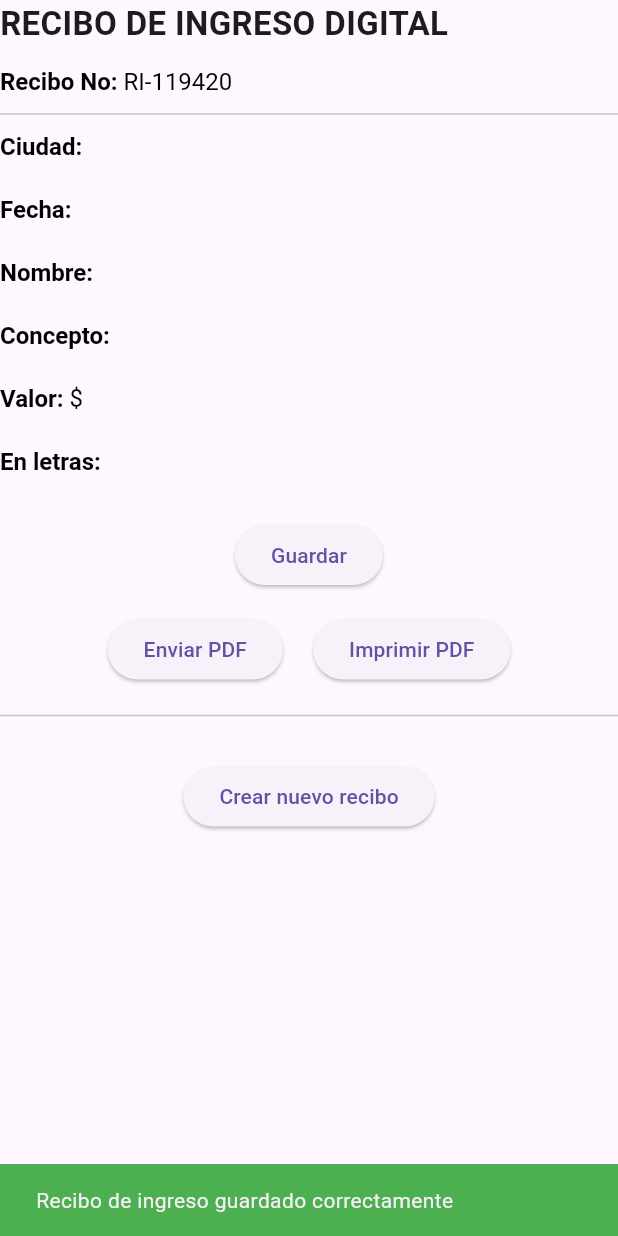
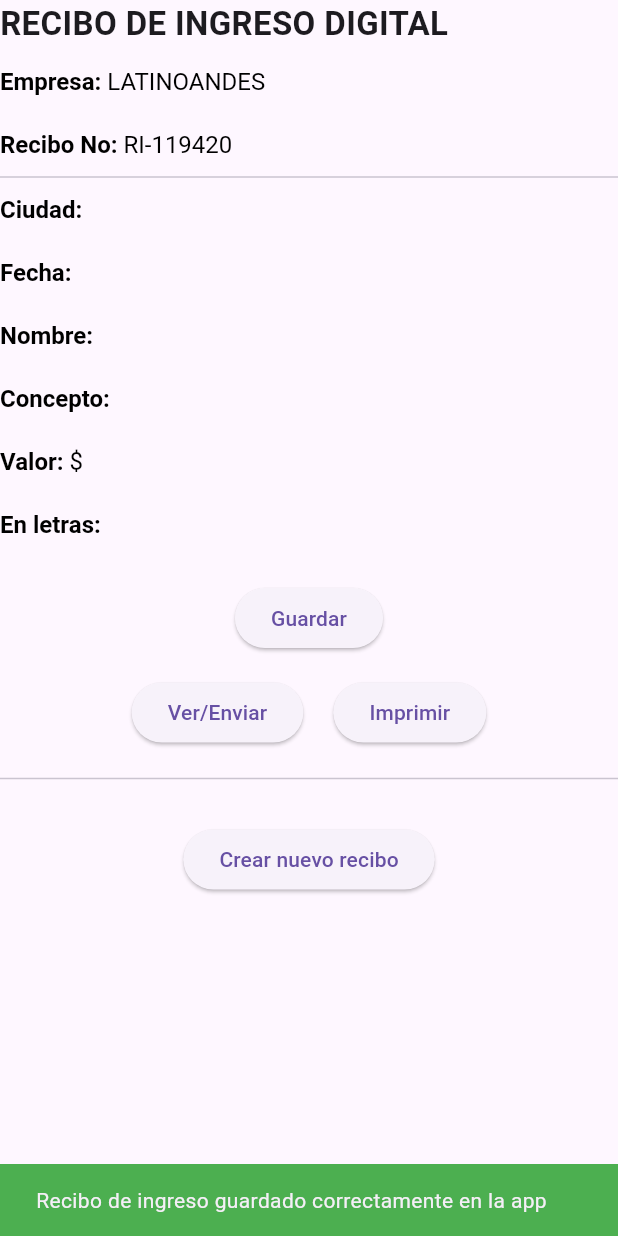
Before and after one commit to Mike19200/flutter_sistema_recibos_facturacion, a Flutter app: the ReciboPreview widget shown alone on an empty page, opened directly with empty values, after a tap on "Guardar", on a phone screen of 412 x 824 dp. Run offline on Flutter 3.47's test engine with Material 3 defaults, Android fonts, the phone set to English and light mode, and no system bars; our stand-ins replace flutter_slidable, go_router, pdf, printing, shared_preferences, signature; missing offline and left inert: window_size; accounts and stored records are empty.

Commit message:
Another Sister Company Added

```diff
--- /dev/null
+++ b/lib/Assets/Models/seleccion_empresa.dart
@@ -0,0 +1,4 @@
+enum SeleccionEmpresa {
+  Latinoandes,
+  Kaleyman,
+}
--- a/lib/Screens/recibos_preview.dart
+++ b/lib/Screens/recibos_preview.dart
@@ -5,6 +5,7 @@ import 'dart:typed_data';
 import 'package:flutter/material.dart';
 import 'package:flutter/services.dart';
 import 'package:flutter_facturacion_sistema/Assets/Models/factura_model.dart';
+import 'package:flutter_facturacion_sistema/Assets/Models/seleccion_empresa.dart';
 import 'package:flutter_facturacion_sistema/Storage/factura_storage.dart';
 import 'package:flutter_facturacion_sistema/Assets/Models/tipo_recibo.dart';
 import 'package:path_provider/path_provider.dart';
@@ -23,6 +24,7 @@ class ReciboPreview extends StatefulWidget {
   final TipoRecibo tipo;
   final Uint8List? firma; // ✅ Firma pasada desde RecibosScreen
   final VoidCallback onEditar;
+  final SeleccionEmpresa empresa;
 
   const ReciboPreview({
     super.key,
@@ -33,6 +35,7 @@ class ReciboPreview extends StatefulWidget {
     required this.valor,
     required this.valorTexto,
     required this.tipo,
+    required this.empresa,
     this.firma,
     required this.onEditar,
   });
@@ -62,27 +65,48 @@ class _ReciboPreviewState extends State<ReciboPreview> {
     final pdf = pw.Document();
 
     final ttf = pw.Font.ttf(await rootBundle.load('lib/Assets/Fonts/Roboto-Regular.ttf'));
-    final logoBytesData = await rootBundle.load('lib/Assets/Img/logo.png');
+    String logoPath;
+
+    switch (widget.empresa) {
+      case SeleccionEmpresa.Latinoandes:
+        logoPath = 'lib/Assets/Img/logo.png';
+        break;
+      case SeleccionEmpresa.Kaleyman:
+        logoPath = 'lib/Assets/Img/logo.png';
+        break;
+    }
+
+    final logoBytesData = await rootBundle.load(logoPath);
     final Uint8List logoBytes = logoBytesData.buffer.asUint8List();
 
-    // Firma según tipo
+
     Uint8List firmaFinal;
+
     if (widget.tipo == TipoRecibo.Ingreso) {
-      final ByteData firmaData = await rootBundle.load('lib/Assets/Img/firma.png');
+      String firmaPath;
+
+      if (widget.empresa == SeleccionEmpresa.Latinoandes) {
+        firmaPath = 'lib/Assets/Img/firma.png';
+      } else {
+        firmaPath = 'lib/Assets/Img/firma.png';
+      }
+
+      final firmaData = await rootBundle.load(firmaPath);
       firmaFinal = firmaData.buffer.asUint8List();
     } else {
-      // Egreso: usamos la firma recibida desde RecibosScreen
+      // EGRESO → firma capturada (NO cambia)
       if (widget.firma != null) {
         firmaFinal = widget.firma!;
       } else {
-        final ByteData firmaData = await rootBundle.load('lib/Assets/Img/firma_otrapersona.png');
+        final firmaData = await rootBundle.load('lib/Assets/Img/firma_otrapersona.png');
         firmaFinal = firmaData.buffer.asUint8List();
       }
     }
 
+
     final titulo = widget.tipo == TipoRecibo.Ingreso
-        ? 'RECIBO DE INGRESO DIGITAL'
-        : 'RECIBO DE EGRESO DIGITAL';
+        ? 'RECIBO DE INGRESO'
+        : 'RECIBO DE EGRESO';
 
     // Texto que cambia según tipo
     final pagadoTexto = widget.tipo == TipoRecibo.Ingreso ? 'Pagado por:' : 'Pagado a:';
@@ -128,15 +152,14 @@ class _ReciboPreviewState extends State<ReciboPreview> {
 
     pdf.addPage(
       pw.Page(
-        pageFormat: pw.PdfPageFormat(400, 500, marginAll: 20),
+        pageFormat: pw.PdfPageFormat(400, 530, marginLeft: 15, marginRight: 15, marginTop: 5),
         build: (context) {
           return pw.Column(
             crossAxisAlignment: pw.CrossAxisAlignment.start,
             children: [
-              pw.SizedBox(height: 10),
               // Logo
               pw.Center(child: pw.Image(pw.MemoryImage(logoBytes), width: 140, height: 100)),
-              pw.SizedBox(height: 10),
+              pw.SizedBox(height: 13),
               // Título
               pw.Center(
                   child: pw.Text(titulo,
@@ -170,20 +193,20 @@ class _ReciboPreviewState extends State<ReciboPreview> {
                 titulo2: 'En letras:',
                 valor2: '${widget.valorTexto} COP',
               ),
-              pw.SizedBox(height: 30),
+              pw.SizedBox(height: 15),
 
               // Firma y sello
               pw.Center(
                 child: pw.Column(
                   children: [
-                    pw.Image(pw.MemoryImage(firmaFinal), width: 200, height: 100),
+                    pw.Image(pw.MemoryImage(firmaFinal), width: 180, height: 80),
                     pw.SizedBox(height: 10),
                     pw.Text(
                       widget.tipo == TipoRecibo.Ingreso ? 'Sello digital válido' : 'Firma del receptor',
                       style: pw.TextStyle(font: ttf, fontSize: 11),
                     ),
                     pw.Text(
-                      'Recibo generado electrónicamente',
+                      'Documento generado electrónicamente',
                       style: pw.TextStyle(font: ttf, fontSize: 11),
                     ),
                   ],
@@ -200,30 +223,13 @@ class _ReciboPreviewState extends State<ReciboPreview> {
 
   // ======== GUARDAR RECIBO ========
   Future<void> _guardarRecibo() async {
-    final recibosExistentes = await FacturaStorage.obtenerArchivos(
-      widget.tipo == TipoRecibo.Ingreso ? 'Ingreso' : 'Egreso',
-    );
-
-    final yaExiste = recibosExistentes.any((factura) => factura.numero == numeroRecibo);
-
-    if (yaExiste) {
-      ScaffoldMessenger.of(context).showSnackBar(
-        SnackBar(
-          content: Text('¡Este recibo ya ha sido guardado!'),
-          backgroundColor: Colors.red,
-        ),
-      );
-      return;
-    }
-
     final pdf = await _crearPdf();
+    final pdfBytes = await pdf.save();
     final fileName =
         '${widget.tipo == TipoRecibo.Ingreso ? 'ReciboIngreso' : 'ReciboEgreso'}_${numeroRecibo}_${widget.fecha.replaceAll('/', '-')}.pdf';
 
-    await Printing.sharePdf(bytes: await pdf.save(), filename: fileName);
-
+    // ===== Guardar en almacenamiento interno de la app =====
     final valorGuardado = widget.tipo == TipoRecibo.Egreso ? '-${widget.valor}' : widget.valor;
-
     await FacturaStorage.guardarArchivo(
       Factura(
         numero: numeroRecibo,
@@ -238,14 +244,44 @@ class _ReciboPreviewState extends State<ReciboPreview> {
       widget.tipo == TipoRecibo.Ingreso ? 'Ingreso' : 'Egreso',
     );
 
+    // ===== Compartir PDF (opcional) =====
+    await Printing.sharePdf(bytes: pdfBytes, filename: fileName);
+
+    // ===== Guardar también en Descargas si es Windows =====
+    if (Platform.isWindows) {
+      try {
+        final downloadsDir = Directory('${Platform.environment['USERPROFILE']}\\Downloads');
+        if (!downloadsDir.existsSync()) downloadsDir.createSync(recursive: true);
+
+        final filePath = '${downloadsDir.path}\\$fileName';
+        final file = File(filePath);
+        await file.writeAsBytes(pdfBytes);
+
+        ScaffoldMessenger.of(context).showSnackBar(
+          SnackBar(
+            content: Text('Recibo guardado en la app y en: $filePath'),
+            backgroundColor: Colors.green,
+          ),
+        );
+      } catch (e) {
+        ScaffoldMessenger.of(context).showSnackBar(
+          SnackBar(
+            content: Text('Recibo guardado en la app, pero no se pudo guardar en Descargas: $e'),
+            backgroundColor: Colors.orange,
+          ),
+        );
+      }
+    } else {
+      // Android/iOS solo app
       ScaffoldMessenger.of(context).showSnackBar(
         SnackBar(
           content: Text(
-          '${widget.tipo == TipoRecibo.Ingreso ? 'Recibo de ingreso' : 'Recibo de egreso'} guardado correctamente',
+            '${widget.tipo == TipoRecibo.Ingreso ? 'Recibo de ingreso' : 'Recibo de egreso'} guardado correctamente en la app',
           ),
           backgroundColor: Colors.green,
         ),
       );
+    }
   }
 
   // ======== ENVIAR PDF ========
@@ -270,6 +306,13 @@ class _ReciboPreviewState extends State<ReciboPreview> {
       children: [
         Text('RECIBO DE $tipoTexto DIGITAL', style: const TextStyle(fontSize: 22, fontWeight: FontWeight.bold)),
         const SizedBox(height: 10),
+        FacturaRow(
+          title: 'Empresa:',
+          value: widget.empresa == SeleccionEmpresa.Latinoandes
+              ? 'LATINOANDES'
+              : 'KALEYMAN',
+        ),
+        const SizedBox(height: 15),
         FacturaRow(title: 'Recibo No:', value: numeroRecibo),
         const Divider(),
         FacturaRow(title: 'Ciudad:', value: widget.ciudad),
@@ -288,13 +331,13 @@ class _ReciboPreviewState extends State<ReciboPreview> {
           mainAxisAlignment: MainAxisAlignment.center,
           children: [
             Row(mainAxisAlignment: MainAxisAlignment.center, children: [
-              ElevatedButton(onPressed: _guardarRecibo, child: const Text('Guardar')),
+              ElevatedButton(onPressed: _guardarRecibo, child: Text(Platform.isWindows ? 'Descargar' : 'Guardar')),
             ]),
             const SizedBox(height: 15),
             Row(mainAxisAlignment: MainAxisAlignment.center, children: [
-              ElevatedButton(onPressed: _enviarPdf, child: const Text('Enviar PDF')),
+              ElevatedButton(onPressed: _enviarPdf, child: const Text('Ver/Enviar')),
               const SizedBox(width: 20),
-              ElevatedButton(onPressed: _imprimirPdf, child: const Text('Imprimir PDF')),
+              ElevatedButton(onPressed: _imprimirPdf, child: const Text('Imprimir')),
             ]),
             const Divider(height: 40),
             const SizedBox(height: 10),
--- a/pubspec.yaml
+++ b/pubspec.yaml
@@ -43,6 +43,11 @@ dependencies:
   path_provider: ^2.1.5
   signature: ^6.3.0
   flutter_launcher_icons: ^0.14.4
+  window_size: ^0.1.0
+  file_selector: ^1.1.0
+  file_saver: ^0.3.1
+  ffi: ^2.1.5
+  win32: ^5.15.0
 
 dev_dependencies:
   flutter_test:
```
Also changed, not shown: lib/Screens/archivos_screen.dart (+10 -11 lines), lib/Screens/recibos_screen.dart (+81 -15 lines), lib/main.dart (+13 -1 lines), lib/Assets/Img/firma.png, pubspec.lock, 8 other files. Lines whose indentation alone changed are shown as unchanged.
